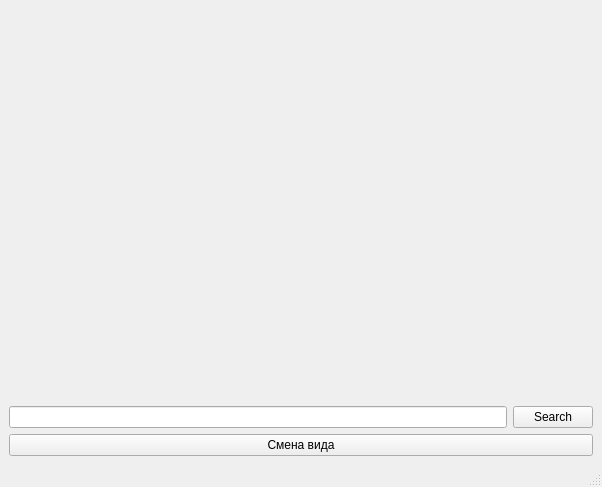
The window that ui/untitled.ui (Shadowik2306/BigApi) describes before a commit, drawn with Qt 5.
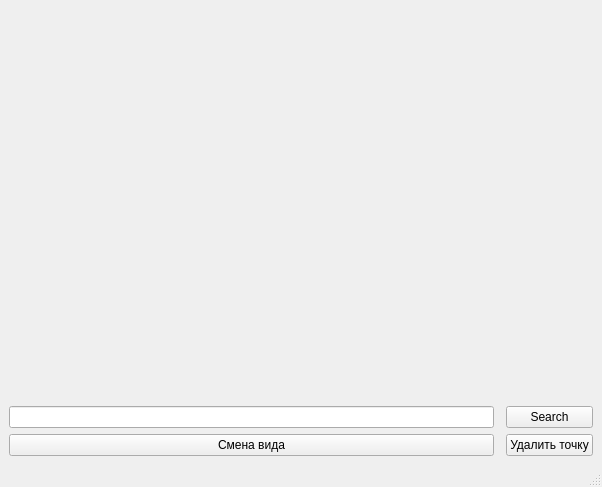
The same window after the commit.

```diff
--- a/ui/untitled.ui
+++ b/ui/untitled.ui
@@ -17,6 +17,20 @@
    <layout class="QGridLayout" name="gridLayout_2">
     <item row="0" column="1">
      <layout class="QGridLayout" name="gridLayout">
+      <item row="0" column="0" colspan="3">
+       <widget class="QLabel" name="img">
+        <property name="text">
+         <string/>
+        </property>
+       </widget>
+      </item>
+      <item row="1" column="2">
+       <widget class="QPushButton" name="search">
+        <property name="text">
+         <string>Search</string>
+        </property>
+       </widget>
+      </item>
       <item row="1" column="0">
        <widget class="QLineEdit" name="place">
         <property name="minimumSize">
@@ -27,29 +41,22 @@
         </property>
        </widget>
       </item>
-      <item row="1" column="1">
-       <widget class="QPushButton" name="search">
+      <item row="2" column="0">
+       <widget class="QPushButton" name="view">
         <property name="text">
-         <string>Search</string>
+         <string>Смена вида</string>
         </property>
        </widget>
       </item>
-      <item row="0" column="0" colspan="2">
-       <widget class="QLabel" name="img">
+      <item row="2" column="2">
+       <widget class="QPushButton" name="delPointBut">
         <property name="text">
-         <string/>
+         <string>Удалить точку</string>
         </property>
        </widget>
       </item>
      </layout>
     </item>
-    <item row="1" column="1">
-     <widget class="QPushButton" name="view">
-      <property name="text">
-       <string>Смена вида</string>
-      </property>
-     </widget>
-    </item>
    </layout>
   </widget>
   <widget class="QMenuBar" name="menubar">
```
